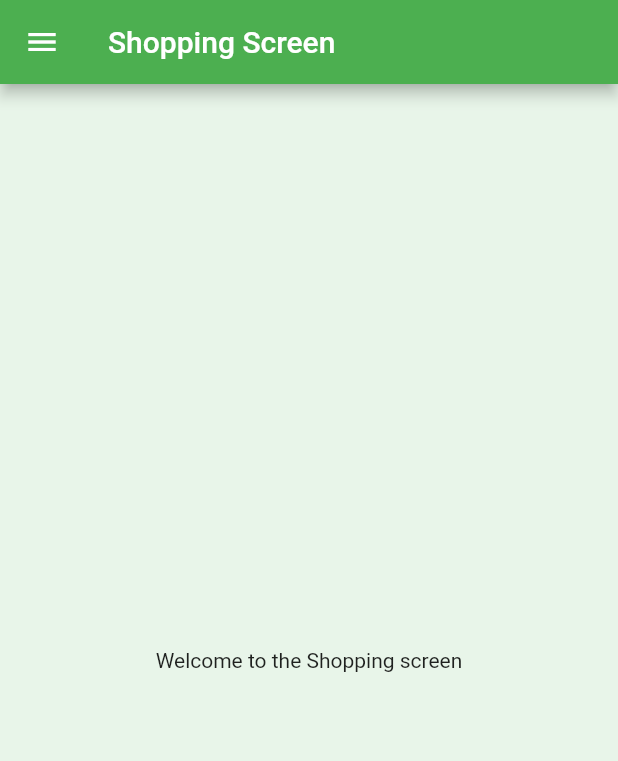
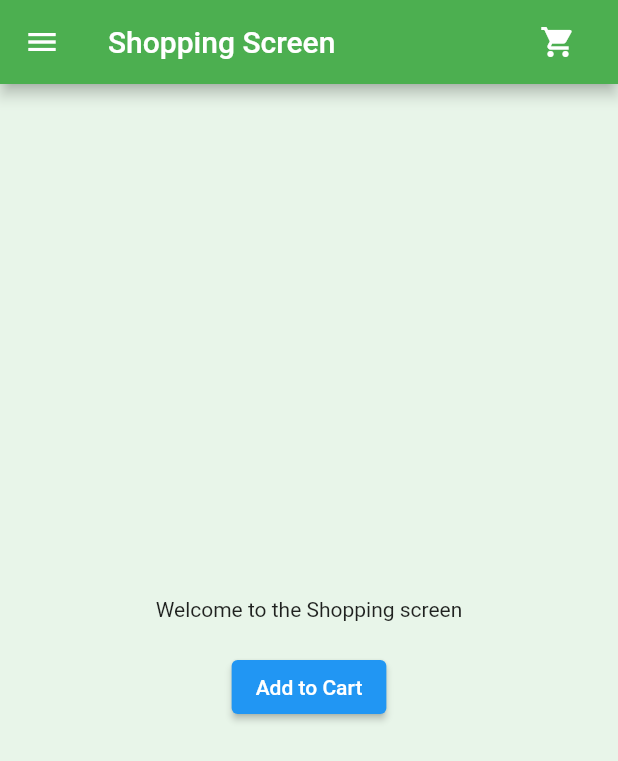
Before and after one commit to Shamsuhaila07/TTP-Project-EcoSync-Application, a Flutter app: the Shopping screen opened directly, on a phone screen of 412 x 824 dp. Shown: the top 761 px of the screen. Run offline on Flutter 3.47's test engine with Material 2 defaults, Android fonts, the phone set to English and light mode, and no system bars.

Commit message:
Modify and Adding Shopping Cart

```diff
--- a/envroapplication/lib/shopping.dart
+++ b/envroapplication/lib/shopping.dart
@@ -1,11 +1,31 @@
-import 'package:envroapplication/Dashboard.dart';
 import 'package:flutter/material.dart';
 import 'home_screen.dart';
 import 'add_device.dart';
 import 'login_screen.dart';
+import 'Dashboard.dart';
+import 'shopping_cart.dart';
 
-class Shopping extends StatelessWidget {
+class Shopping extends StatefulWidget {
+  @override
+  _ShoppingState createState() => _ShoppingState();
+}
+
+class _ShoppingState extends State<Shopping> {
   final GlobalKey<ScaffoldState> _scaffoldKey3 = GlobalKey<ScaffoldState>();
+
+  List<String> itemsInCart = [];
+
+  void addToCart(String item) {
+    ScaffoldMessenger.of(context).showSnackBar(
+      SnackBar(
+        content: Text('$item added to the cart'),
+        duration: Duration(seconds: 2),
+      ),
+    );
+    setState(() {
+      itemsInCart.add(item);
+    });
+  }
 
   @override
   Widget build(BuildContext context) {
@@ -23,10 +43,39 @@ class Shopping extends StatelessWidget {
             }
           },
         ),
+        actions: [
+          Padding(
+            padding: const EdgeInsets.only(right: 16.0),
+            child: IconButton(
+              icon: Icon(Icons.shopping_cart),
+              onPressed: () {
+                // Open the shopping cart screen
+                Navigator.push(
+                  context,
+                  MaterialPageRoute(
+                    builder: (context) => ShoppingCart(itemsInCart),
+                  ),
+                );
+              },
+            ),
+          ),
+        ],
         backgroundColor: Colors.green[500],
       ),
-      body: const Center(
-        child: Text("Welcome to the Shopping screen"),
+      body: Center(
+        child: Column(
+          mainAxisAlignment: MainAxisAlignment.center,
+          children: [
+            Text("Welcome to the Shopping screen"),
+            SizedBox(height: 20),
+            ElevatedButton(
+              onPressed: () {
+                addToCart("Item 1"); // Add your item details here
+              },
+              child: Text('Add to Cart'),
+            ),
+          ],
+        ),
       ),
       backgroundColor: Colors.green[50],
       drawer: Drawer(
@@ -95,11 +144,11 @@ class Shopping extends StatelessWidget {
                             Navigator.of(context).pop();
                             // Perform logout actions here if needed
                             Navigator.push(
-                                  context,
-                                  MaterialPageRoute(
-                                    builder: (context) => LoginScreen(),
-                                  ),
-                                );
+                              context,
+                              MaterialPageRoute(
+                                builder: (context) => LoginScreen(),
+                              ),
+                            );
                           },
                           child: const Text("OK"),
                         ),
```
Also changed, not shown: envroapplication/lib/shopping_cart.dart (added, +25 -0 lines).
